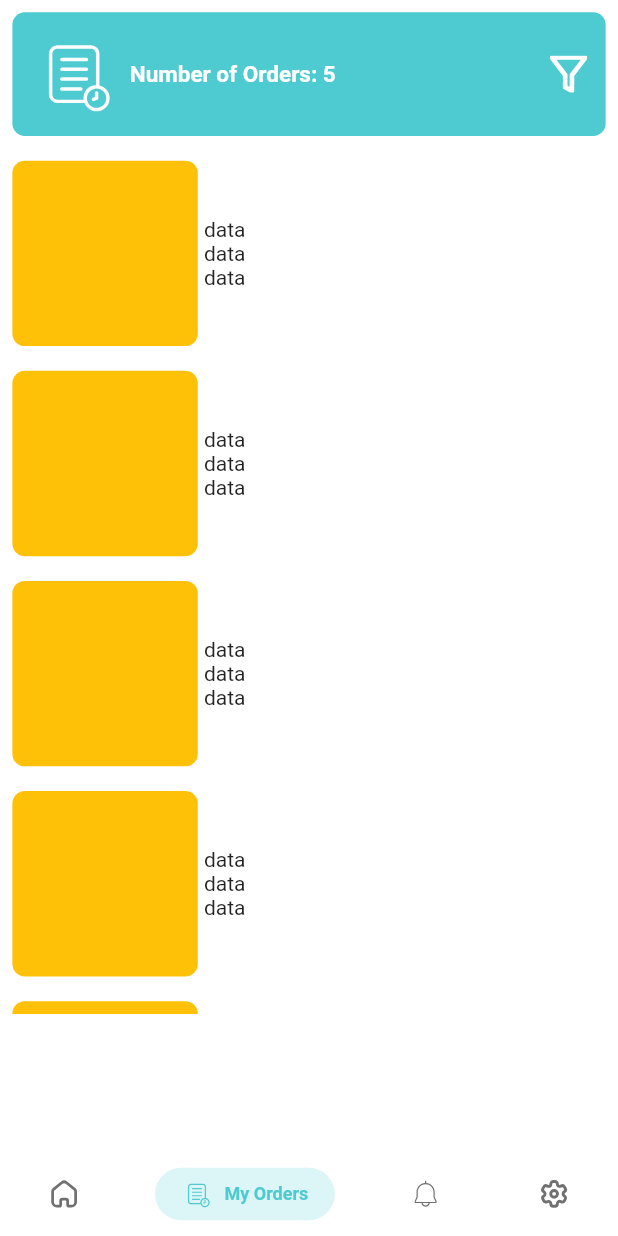
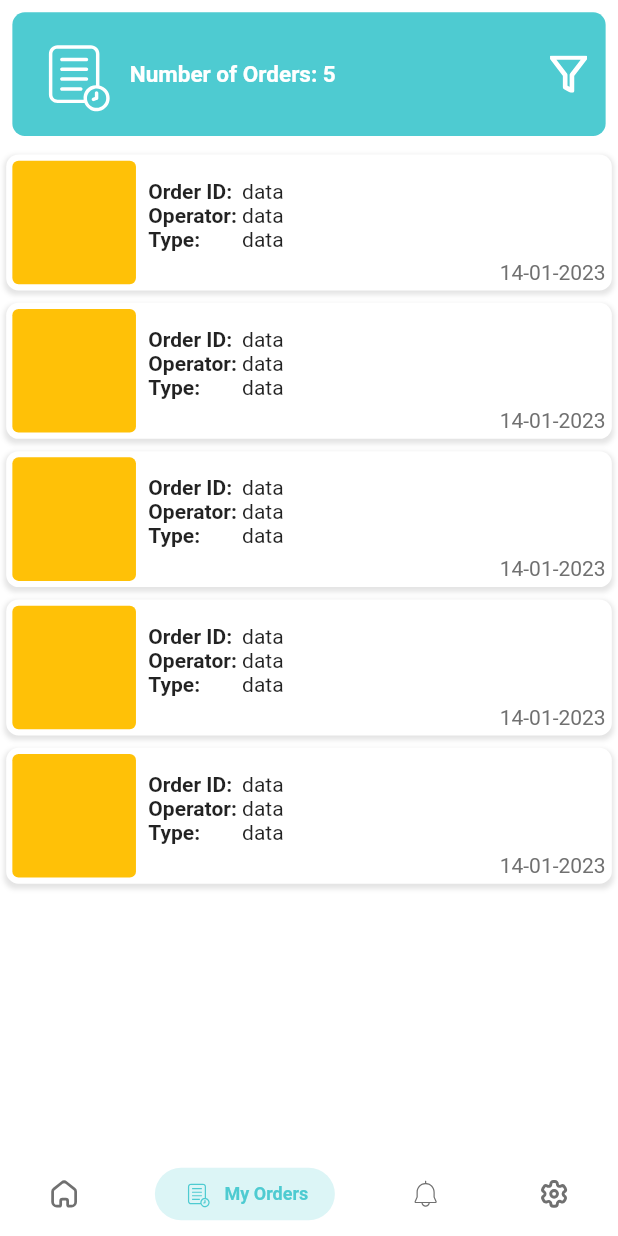
Before and after one commit to saifaboashour/bit, a Flutter app: the MainContainerScreen screen opened directly, item 2 of the bottom bar chosen, on a phone screen of 412 x 824 dp. Run offline on Flutter 3.47's test engine with Material 2 defaults, Android fonts, the phone set to English and light mode, and no system bars; drawn by our look-alikes of persistent_bottom_nav_bar; our stand-ins replace flutter_onboarding_slider, flutter_svg, get, get_storage, otp_text_field, timer_count_down; accounts and stored records are empty; Roboto replaces fonts that are missing (ibm_plex_sans_arabic).

Commit message:
feat: Notificatons List Screen

```diff
--- a/mobile_app/cardsproject2/lib/module/main_container/main_container_view.dart
+++ b/mobile_app/cardsproject2/lib/module/main_container/main_container_view.dart
@@ -1,4 +1,5 @@
 import 'package:cardsproject2/module/main_container/main_container_controller.dart';
+import 'package:cardsproject2/module/settings/settings_screen_view.dart';
 import 'package:cardsproject2/util/app_colors.dart';
 import 'package:cardsproject2/util/images_path.dart';
 import 'package:flutter/material.dart';
@@ -7,6 +8,7 @@ import 'package:get/get.dart';
 import 'package:persistent_bottom_nav_bar/persistent_tab_view.dart';
 
 import '../home/home_screen_view.dart';
+import '../notifications/notifications_screen_view.dart';
 import '../orders/orders_history_screen_view.dart';
 
 class MainContainerScreen extends StatelessWidget {
@@ -132,10 +134,10 @@ class MainContainerScreen extends StatelessWidget {
   }
 
   buildNotificationsScreen() {
-    return Container();
+    return NotificationsScreen();
   }
 
   buildSettingsScreen() {
-    return Container();
+    return SettingsScreen();
   }
 }
--- a/mobile_app/cardsproject2/lib/module/orders/orders_history_screen_view.dart
+++ b/mobile_app/cardsproject2/lib/module/orders/orders_history_screen_view.dart
@@ -1,11 +1,9 @@
-import 'package:cardsproject2/util/common_widgets.dart';
 import 'package:cardsproject2/util/images_path.dart';
 import 'package:flutter/material.dart';
 import 'package:get/get.dart';
-
-import '../../util/app_colors.dart';
 import '../../view/custom_header.dart';
 import 'orders_controller.dart';
+import 'view/order_listitem.dart';
 
 class OrdersHistoryScreen extends StatelessWidget {
   OrdersHistoryScreen({
@@ -35,47 +33,8 @@ class OrdersHistoryScreen extends StatelessWidget {
     return SizedBox(
       height: Get.height * 0.7,
       child: ListView.builder(
-        itemBuilder: (context, index) => Padding(
-          padding: EdgeInsets.all(Get.width * 0.01),
-          child: InkWell(
-            onTap: () {},
-            child: Container(
-              decoration: BoxDecoration(
-                color: AppColors.white,
-                borderRadius: BorderRadius.circular(Get.width * 0.02),
-              ),
-              child: Padding(
-                padding: EdgeInsets.all(Get.width * 0.01),
-                child: Row(
-                  children: [
-                    Container(
-                      height: Get.width * 0.3,
-                      width: Get.width * 0.3,
-                      decoration: BoxDecoration(
-                        color: Colors.amber,
-                        borderRadius: BorderRadius.circular(Get.width * 0.02),
-                      ),
-                    ),
-                    CommonWidgets().buildHorizontalSpace(),
-                    Column(
-                      children: [
-                        Text(
-                          'data',
-                        ),
-                        Text(
-                          'data',
-                        ),
-                        Text(
-                          'data',
-                        ),
-                      ],
-                    ),
-                  ],
-                ),
-              ),
-            ),
-          ),
-        ),
+        itemCount: 5,
+        itemBuilder: (context, index) => OrderListItem(),
       ),
     );
   }
--- /dev/null
+++ b/mobile_app/cardsproject2/lib/module/orders/view/order_listitem.dart
@@ -0,0 +1,114 @@
+import 'package:flutter/material.dart';
+import 'package:get/get.dart';
+
+import '../../../util/app_colors.dart';
+import '../../../util/common_widgets.dart';
+import '../../../util/text_styles.dart';
+
+class OrderListItem extends StatelessWidget {
+  const OrderListItem({
+    super.key,
+  });
+
+  @override
+  Widget build(BuildContext context) {
+    return Padding(
+      padding: EdgeInsets.symmetric(
+        horizontal: Get.width * 0.01,
+        vertical: Get.height * 0.005,
+      ),
+      child: InkWell(
+        onTap: () {},
+        child: Container(
+          decoration: BoxDecoration(
+            color: AppColors.white,
+            borderRadius: BorderRadius.circular(Get.width * 0.02),
+            boxShadow: [
+              BoxShadow(
+                color: AppColors.ligthGrey.withOpacity(0.4),
+                spreadRadius: 1,
+                blurRadius: 2,
+                offset: const Offset(0, 2),
+              ),
+            ],
+          ),
+          child: Padding(
+            padding: EdgeInsets.all(Get.width * 0.01),
+            child: Row(
+              mainAxisSize: MainAxisSize.max,
+              children: [
+                Container(
+                  height: Get.width * 0.2,
+                  width: Get.width * 0.2,
+                  decoration: BoxDecoration(
+                    color: Colors.amber,
+                    borderRadius: BorderRadius.circular(Get.width * 0.01),
+                  ),
+                ),
+                CommonWidgets().buildHorizontalSpace(space: 0.02),
+                SizedBox(
+                  height: Get.height * 0.07,
+                  child: Column(
+                    crossAxisAlignment: CrossAxisAlignment.start,
+                    children: [
+                      Text(
+                        'Order ID: ',
+                        style: TextStyles.captionLarge
+                            .copyWith(fontWeight: FontWeight.bold),
+                      ),
+                      Text(
+                        'Operator: ',
+                        style: TextStyles.captionLarge
+                            .copyWith(fontWeight: FontWeight.bold),
+                      ),
+                      Text(
+                        'Type: ',
+                        style: TextStyles.captionLarge
+                            .copyWith(fontWeight: FontWeight.bold),
+                      ),
+                    ],
+                  ),
+                ),
+                SizedBox(
+                  height: Get.height * 0.07,
+                  child: Column(
+                    crossAxisAlignment: CrossAxisAlignment.start,
+                    children: [
+                      Text(
+                        'data',
+                        style: TextStyles.captionLarge,
+                      ),
+                      Text(
+                        'data',
+                        style: TextStyles.captionLarge,
+                      ),
+                      Text(
+                        'data',
+                        style: TextStyles.captionLarge,
+                      ),
+                    ],
+                  ),
+                ),
+                const Spacer(),
+                SizedBox(
+                  height: Get.height * 0.1,
+                  child: Column(
+                    mainAxisAlignment: MainAxisAlignment.end,
+                    mainAxisSize: MainAxisSize.max,
+                    children: [
+                      Text(
+                        '14-01-2023',
+                        style: TextStyles.captionLarge
+                            .copyWith(color: AppColors.darkGrey),
+                      ),
+                    ],
+                  ),
+                ),
+              ],
+            ),
+          ),
+        ),
+      ),
+    );
+  }
+}
--- a/mobile_app/cardsproject2/lib/view/custom_header.dart
+++ b/mobile_app/cardsproject2/lib/view/custom_header.dart
@@ -17,7 +17,7 @@ class CustomHeader extends StatelessWidget {
 
   final String lable;
   final String icon;
-  final String actionIcon;
+  final String? actionIcon;
   final Function() action;
 
   @override
@@ -49,14 +49,16 @@ class CustomHeader extends StatelessWidget {
                 ),
               ),
               const Spacer(),
-              InkWell(
-                onTap: action,
-                child: SvgPicture.asset(
-                  actionIcon,
-                  color: AppColors.white,
-                  height: Get.height * 0.03,
-                ),
-              ),
+              actionIcon != null
+                  ? InkWell(
+                      onTap: action,
+                      child: SvgPicture.asset(
+                        actionIcon!,
+                        color: AppColors.white,
+                        height: Get.height * 0.03,
+                      ),
+                    )
+                  : const SizedBox(),
             ],
           ),
         ),
```
Also changed, not shown: mobile_app/cardsproject2/lib/module/notifications/notifications_controller.dart (added, +9 -0 lines), mobile_app/cardsproject2/lib/module/notifications/notifications_screen_view.dart (added, +43 -0 lines), mobile_app/cardsproject2/lib/module/notifications/view/notification_listitem.dart (added, +97 -0 lines), mobile_app/cardsproject2/lib/module/settings/settings_controller.dart (added, +9 -0 lines), mobile_app/cardsproject2/lib/module/settings/settings_screen_view.dart (added, +30 -0 lines).
